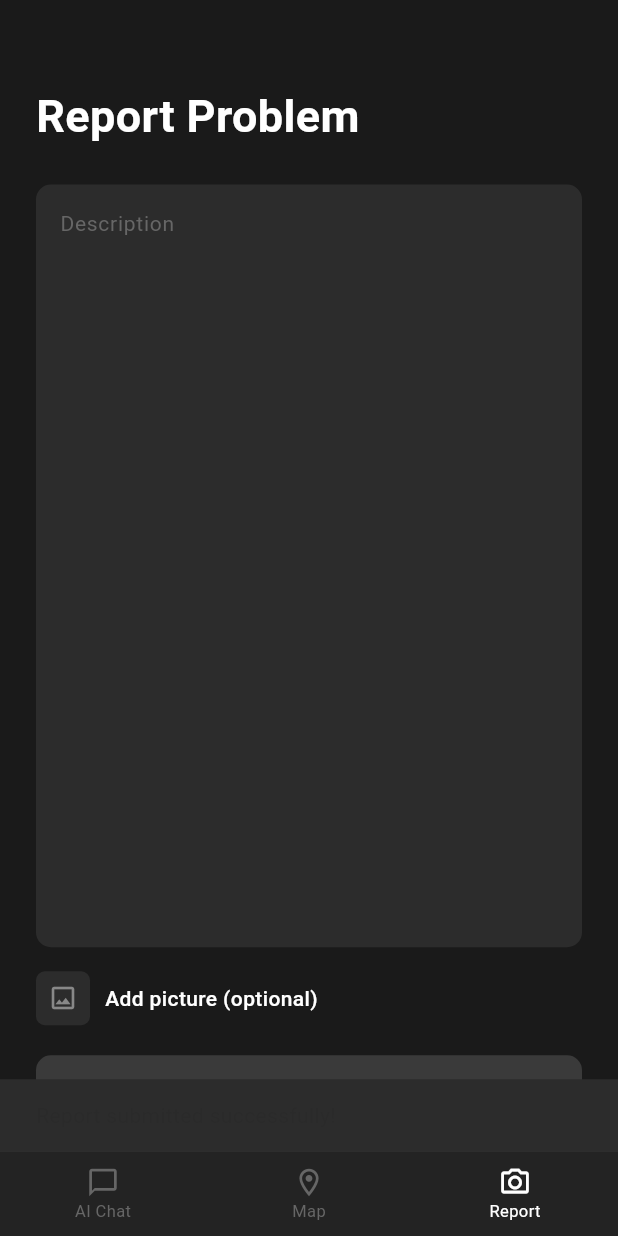
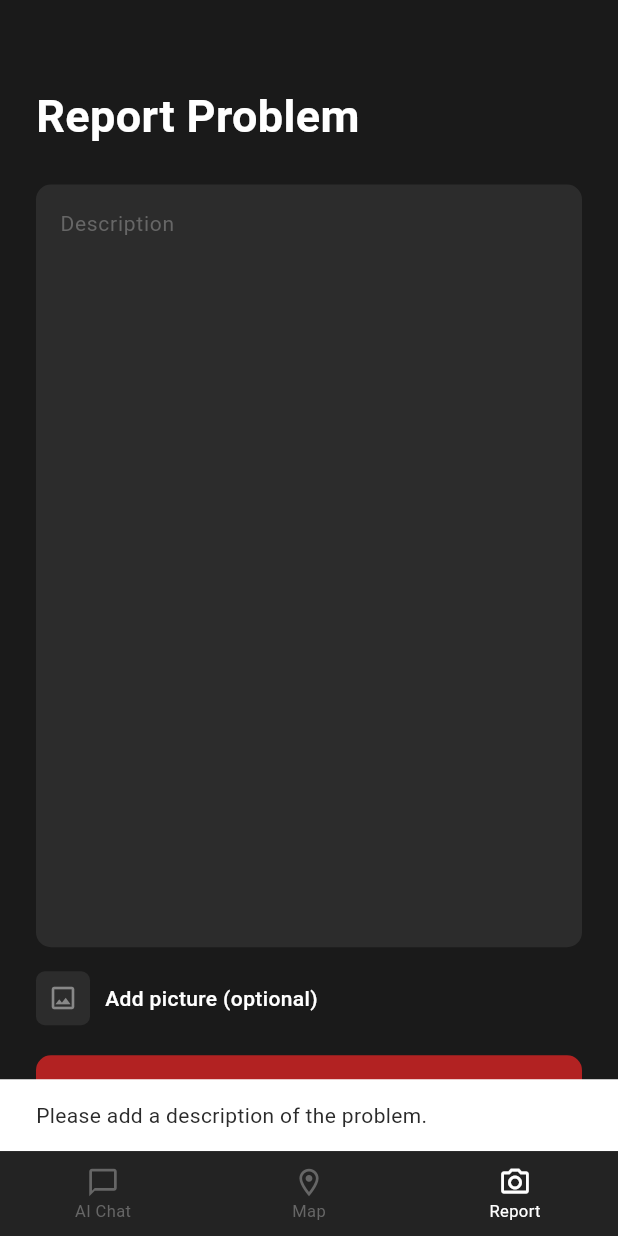
Before and after one commit to qusaiad04/ask_meu, a Flutter app: the MainShell screen opened directly, item 3 of the bottom bar chosen, after a tap on "Submit", on a phone screen of 412 x 824 dp. Run offline on Flutter 3.47's test engine with Material 3 defaults, Android fonts, the phone set to English and light mode, and no system bars; our stand-ins replace cloud_firestore, firebase_auth, firebase_core, firebase_storage, image_picker; accounts and stored records are empty.

Commit message:
Finalized Report Problem feature with Firebase Email integration

```diff
--- a/lib/main.dart
+++ b/lib/main.dart
@@ -4,6 +4,13 @@ import 'package:firebase_core/firebase_core.dart';
 import 'package:firebase_auth/firebase_auth.dart';
 // Note: Ensure you have run 'flutterfire configure' to generate this file.
 import 'firebase_options.dart';
+import 'dart:io';
+import 'dart:typed_data';
+import 'package:flutter/material.dart';
+import 'package:image_picker/image_picker.dart';
+import 'package:firebase_auth/firebase_auth.dart';
+import 'package:firebase_storage/firebase_storage.dart';
+import 'package:cloud_firestore/cloud_firestore.dart';
 
 void main() async {
   // 1. Ensure Flutter bindings are initialized before Firebase
@@ -754,6 +761,116 @@ class ReportScreen extends StatefulWidget {
 class _ReportScreenState extends State<ReportScreen> {
   final TextEditingController _descController = TextEditingController();
 
+  // Variables optimized for Web and Mobile compatibility
+  XFile? _selectedImage;
+  Uint8List? _imageBytes;
+  bool _isSubmitting = false;
+
+  // 1. Pick Image (Web Compatible)
+  Future<void> _pickImage() async {
+    final picker = ImagePicker();
+    final pickedFile = await picker.pickImage(source: ImageSource.gallery);
+
+    if (pickedFile != null) {
+      // readAsBytes is required for Microsoft Edge / Web testing
+      final bytes = await pickedFile.readAsBytes();
+      setState(() {
+        _selectedImage = pickedFile;
+        _imageBytes = bytes;
+      });
+    }
+  }
+
+  // 2. Submit Report directly to the "mail" outbox
+  Future<void> _submitReport() async {
+    final description = _descController.text.trim();
+
+    if (description.isEmpty) {
+      ScaffoldMessenger.of(context).showSnackBar(
+        const SnackBar(content: Text('Please add a description of the problem.')),
+      );
+      return;
+    }
+
+    setState(() => _isSubmitting = true);
+
+    try {
+      // Get the currently logged-in student
+      final user = FirebaseAuth.instance.currentUser;
+      final studentEmail = user?.email ?? 'Unknown User';
+      final studentId = studentEmail.split('@').first;
+
+      String? imageUrl;
+
+      // Upload the image to Firebase Storage if one was selected
+      if (_imageBytes != null) {
+        final storageRef = FirebaseStorage.instance
+            .ref()
+            .child('maintenance_reports/${DateTime.now().millisecondsSinceEpoch}.jpg');
+
+        await storageRef.putData(_imageBytes!);
+        imageUrl = await storageRef.getDownloadURL();
+      }
+
+      // Write directly to the 'mail' collection to trigger the email extension
+      await FirebaseFirestore.instance.collection('mail').add({
+        'to': 'meumaintenance@gmail.com',
+        'replyTo': studentEmail, // Allows maintenance to reply directly to the student
+        'message': {
+          'subject': '🔴 New Maintenance Report - From Student: $studentId',
+          'text': 'A new maintenance issue has been reported by $studentEmail.\n\nDescription: $description\nImage Link: ${imageUrl ?? "No image provided"}',
+          'html': '''
+            <div style="font-family: Arial, sans-serif; padding: 20px; color: #333;">
+              <h2 style="color: #B22222;">New Maintenance Report</h2>
+              <p><strong>Reported By:</strong> $studentEmail (ID: $studentId)</p>
+              <p><strong>Description of Problem:</strong></p>
+              <p style="background-color: #f5f5f5; padding: 10px; border-left: 4px solid #B22222;">
+                $description
+              </p>
+              <br>
+              ${imageUrl != null ? '<a href="$imageUrl" style="background-color: #B22222; color: white; padding: 10px 15px; text-decoration: none; border-radius: 5px;">View Attached Photo</a>' : '<p><i>No photo attached.</i></p>'}
+            </div>
+          ''',
+        },
+      });
+
+      // Reset the UI on success
+      if (mounted) {
+        ScaffoldMessenger.of(context).showSnackBar(
+          const SnackBar(
+            content: Text('Report sent directly to Maintenance!'),
+            backgroundColor: Colors.green,
+          ),
+        );
+        _descController.clear();
+        setState(() {
+          _selectedImage = null;
+          _imageBytes = null;
+        });
+      }
+    } catch (e) {
+      if (mounted) {
+        ScaffoldMessenger.of(context).showSnackBar(
+          SnackBar(
+            content: Text('Error: $e'),
+            backgroundColor: const Color(0xFFB22222),
+            duration: const Duration(seconds: 5),
+          ),
+        );
+      }
+    } finally {
+      if (mounted) {
+        setState(() => _isSubmitting = false);
+      }
+    }
+  }
+
+  @override
+  void dispose() {
+    _descController.dispose();
+    super.dispose();
+  }
+
   @override
   Widget build(BuildContext context) {
     return Padding(
@@ -770,6 +887,8 @@ class _ReportScreenState extends State<ReportScreen> {
             ),
           ),
           const SizedBox(height: 24),
+
+          // Description Input
           Expanded(
             child: Container(
               decoration: BoxDecoration(
@@ -792,8 +911,11 @@ class _ReportScreenState extends State<ReportScreen> {
             ),
           ),
           const SizedBox(height: 16),
+
+          // Image Picker Area
           GestureDetector(
-            onTap: () {},
+            onTap: _pickImage,
+            behavior: HitTestBehavior.opaque,
             child: Row(
               children: [
                 Container(
@@ -810,44 +932,57 @@ class _ReportScreenState extends State<ReportScreen> {
                   ),
                 ),
                 const SizedBox(width: 10),
-                const Text(
-                  'Add picture (optional)',
+                Expanded(
+                  child: Text(
+                    _selectedImage != null
+                        ? 'Image selected'
+                        : 'Add picture (optional)',
                     style: TextStyle(
-                    color: Colors.white,
+                      color: _selectedImage != null ? Colors.green : Colors.white,
                       fontSize: 14,
                       fontWeight: FontWeight.w500,
                     ),
                   ),
+                ),
+                if (_selectedImage != null)
+                  IconButton(
+                    icon: const Icon(Icons.close, color: Colors.red, size: 20),
+                    onPressed: () => setState(() {
+                      _selectedImage = null;
+                      _imageBytes = null;
+                    }),
+                  )
               ],
             ),
           ),
           const SizedBox(height: 20),
+
+          // Submit Button
           SizedBox(
             width: double.infinity,
             height: 48,
             child: ElevatedButton(
-              onPressed: () {
-                ScaffoldMessenger.of(context).showSnackBar(
-                  const SnackBar(
-                    content: Text('Report submitted successfully!'),
-                    backgroundColor: Color(0xFF2C2C2C),
-                  ),
-                );
-                _descController.clear();
-              },
+              onPressed: _isSubmitting ? null : _submitReport,
               style: ElevatedButton.styleFrom(
-                backgroundColor: const Color(0xFF3A3A3A),
+                backgroundColor: const Color(0xFFB22222),
                 shape: RoundedRectangleBorder(
                   borderRadius: BorderRadius.circular(10),
                 ),
                 elevation: 0,
+                disabledBackgroundColor: const Color(0xFFB22222).withOpacity(0.5),
               ),
-              child: const Text(
+              child: _isSubmitting
+                  ? const SizedBox(
+                      height: 20,
+                      width: 20,
+                      child: CircularProgressIndicator(color: Colors.white, strokeWidth: 2),
+                    )
+                  : const Text(
                       'Submit',
                       style: TextStyle(
                         color: Colors.white,
                         fontSize: 16,
-                  fontWeight: FontWeight.w500,
+                        fontWeight: FontWeight.w600,
                       ),
                     ),
             ),
--- a/pubspec.yaml
+++ b/pubspec.yaml
@@ -13,6 +13,9 @@ dependencies:
     sdk: flutter
   firebase_core: ^4.7.0
   firebase_auth: ^6.4.0
+  image_picker: ^1.2.1
+  firebase_storage: ^13.3.0
+  cloud_firestore: ^6.3.0
 
 dev_dependencies:
   flutter_test:
```
Also changed, not shown: pubspec.lock, 5 other files. Lines whose indentation alone changed are shown as unchanged.
